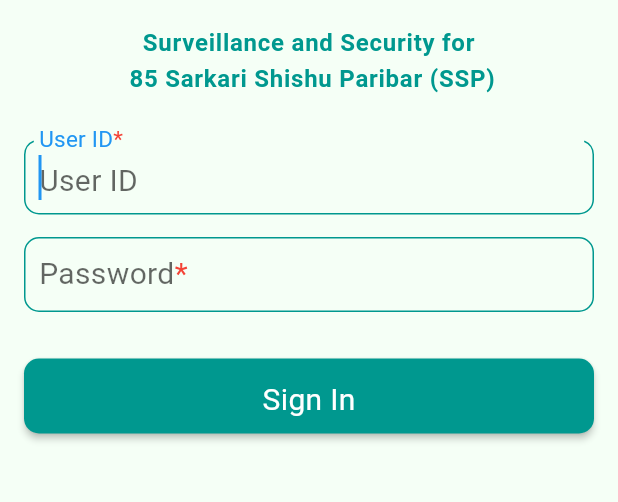
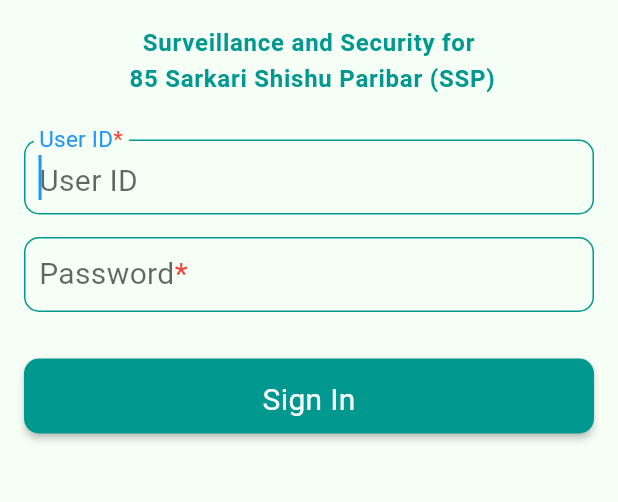
Before and after one commit to Hasib74/ssp, a Flutter app: the screen it shows after launch, on a phone screen of 412 x 824 dp, the part 528-1030 px from its top. Run offline on Flutter 3.47's test engine with Material 2 defaults, Android fonts, the phone set to English and light mode, and no system bars; our stand-ins replace connectivity_plus, dropdown_button2, flutter_easyloading, flutter_form_builder, flutter_svg, fluttertoast and 5 more; missing offline and left inert: giffy_dialog; statements that could not run were skipped; project files that could hold a hidden picture were left out.

Commit message:
Textfiled updated

```diff
--- a/lib/core/widgets/app_text_filed.dart
+++ b/lib/core/widgets/app_text_filed.dart
@@ -123,7 +123,7 @@ class AppTextFiled extends StatelessWidget {
         //isCollapsed: isCollapsed ?? false,
         //   filled: filled ?? false,
         //   labelText: label,
-        label: Row(
+        label: Wrap(
           children: [
             Text(label!),
             if (isRequired ?? false)
@@ -142,6 +142,7 @@ class AppTextFiled extends StatelessWidget {
             color: AppTheme.primaryColor,
             width: 1,
           ),
+
         ),
         focusedBorder: OutlineInputBorder(
           borderRadius: BorderRadius.circular(10),
--- a/pubspec.yaml
+++ b/pubspec.yaml
@@ -16,7 +16,7 @@ publish_to: 'none' # Remove this line if you wish to publish to pub.dev
 # https://developer.apple.com/library/archive/documentation/General/Reference/InfoPlistKeyReference/Articles/CoreFoundationKeys.html
 # In Windows, build-name is used as the major, minor, and patch parts
 # of the product and file versions while build-number is used as the build suffix.
-version: 1.0.0+1
+version: 1.0.0+2
 
 environment:
   sdk: '>=3.0.6 <4.0.0'
```
Also changed, not shown: lib/features/attendance/screen/attendance_screen.dart (+14 -3 lines).
